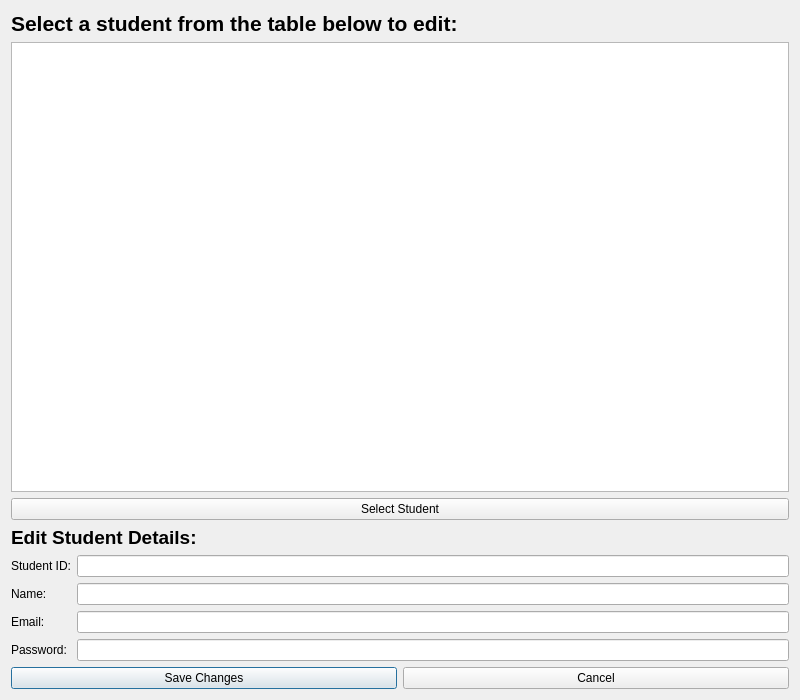
Above: University_Course_Sytem/editstudent.ui from omarsabla/University_Course_Registration_System before the change. Below: the same form after it.
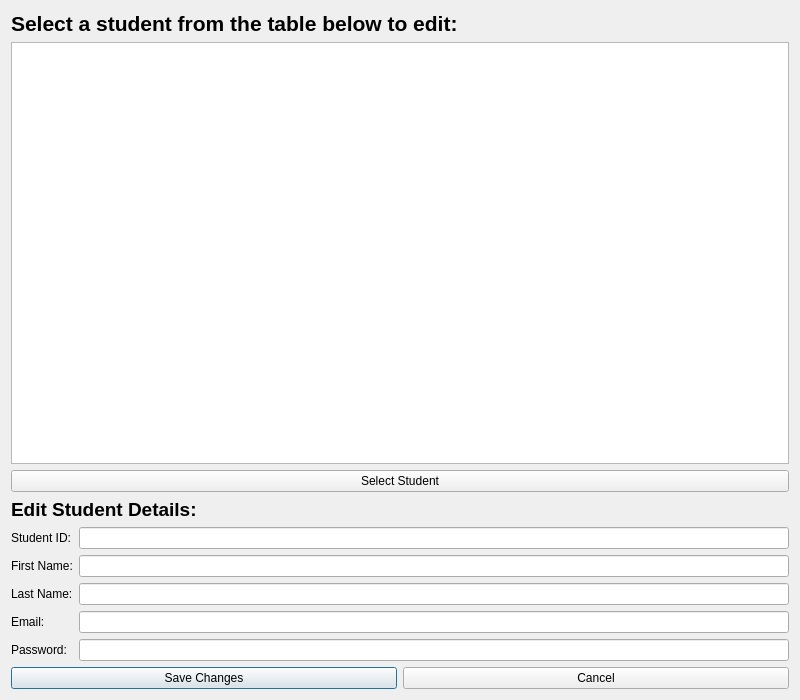
That is the form after the change.

Patch:
```diff
--- a/University_Course_Sytem/editstudent.ui
+++ b/University_Course_Sytem/editstudent.ui
@@ -66,6 +66,23 @@
        </property>
       </widget>
      </item>
+     <item row="3" column="0">
+      <widget class="QLabel" name="label_email">
+       <property name="text">
+        <string>Email:</string>
+       </property>
+      </widget>
+     </item>
+     <item row="1" column="0">
+      <widget class="QLabel" name="label_name">
+       <property name="text">
+        <string>First Name:</string>
+       </property>
+      </widget>
+     </item>
+     <item row="4" column="1">
+      <widget class="QLineEdit" name="passwordLineEdit"/>
+     </item>
      <item row="0" column="1">
       <widget class="QLineEdit" name="idLineEdit">
        <property name="readOnly">
@@ -73,27 +90,10 @@
        </property>
       </widget>
      </item>
-     <item row="1" column="0">
-      <widget class="QLabel" name="label_name">
-       <property name="text">
-        <string>Name:</string>
-       </property>
-      </widget>
-     </item>
      <item row="1" column="1">
       <widget class="QLineEdit" name="nameLineEdit"/>
      </item>
-     <item row="2" column="0">
-      <widget class="QLabel" name="label_email">
-       <property name="text">
-        <string>Email:</string>
-       </property>
-      </widget>
-     </item>
-     <item row="2" column="1">
-      <widget class="QLineEdit" name="emailLineEdit"/>
-     </item>
-     <item row="3" column="0">
+     <item row="4" column="0">
       <widget class="QLabel" name="label_password">
        <property name="text">
         <string>Password:</string>
@@ -101,7 +101,17 @@
       </widget>
      </item>
      <item row="3" column="1">
-      <widget class="QLineEdit" name="passwordLineEdit"/>
+      <widget class="QLineEdit" name="emailLineEdit"/>
+     </item>
+     <item row="2" column="1">
+      <widget class="QLineEdit" name="LastName"/>
+     </item>
+     <item row="2" column="0">
+      <widget class="QLabel" name="label">
+       <property name="text">
+        <string>Last Name:</string>
+       </property>
+      </widget>
      </item>
     </layout>
    </item>
```
Left out of the diff: 1 changed line with no effect on the pictures.
